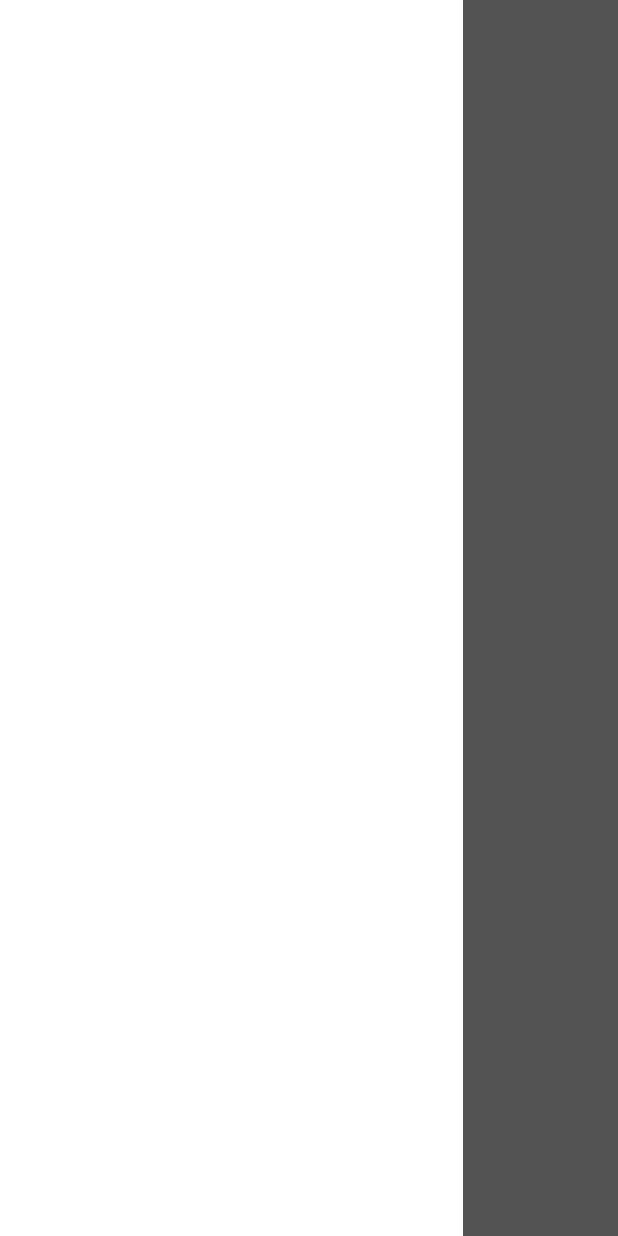
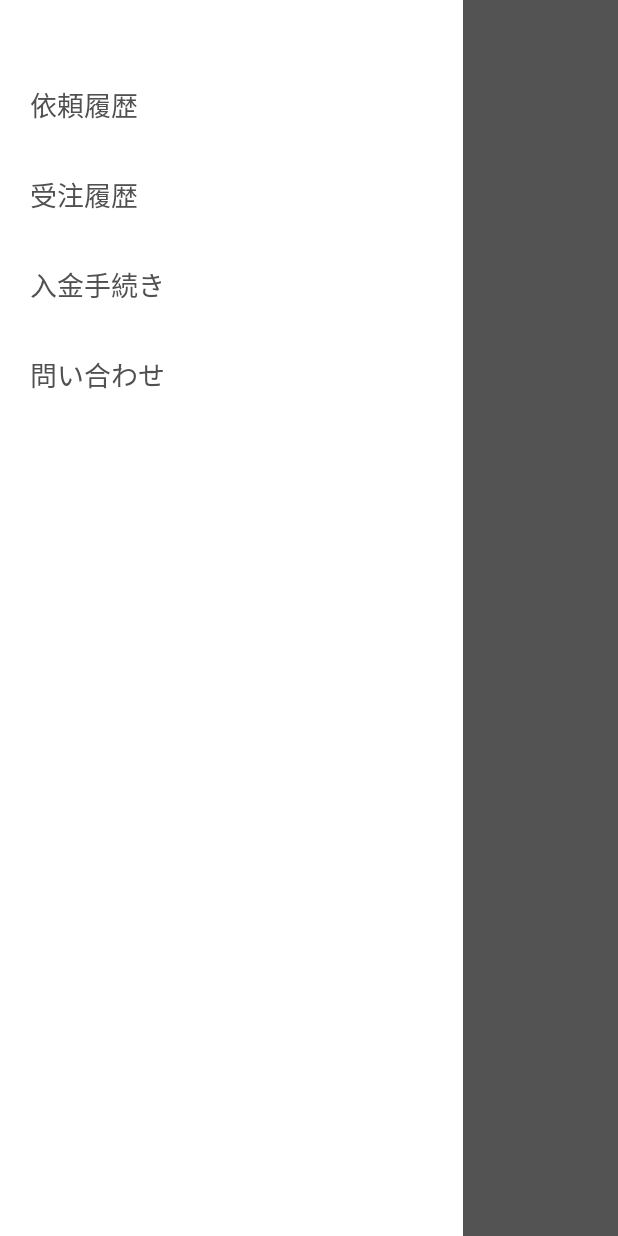
Before and after one commit to Leapfrog-Software/Putipro_old, an Android app: the layout fragment_menu.xml on its own in the app's theme, with its tools: preview values and no code run, on a phone screen of 412 x 824 dp. Run offline under Robolectric (Android 15) with nearby library versions, the phone set to English and light mode, and no system bars.

Commit message:
[Android] メニュー系画面のデザイン修正

```diff
--- a/Android/app/build.gradle
+++ b/Android/app/build.gradle
@@ -7,7 +7,7 @@ android {
         minSdkVersion 21
         targetSdkVersion 26
         versionCode 1
-        versionName "1.0"
+        versionName "0.0.1"
         testInstrumentationRunner "android.support.test.runner.AndroidJUnitRunner"
     }
     buildTypes {
--- a/Android/app/src/main/res/layout/fragment_menu.xml
+++ b/Android/app/src/main/res/layout/fragment_menu.xml
@@ -11,16 +11,61 @@
         android:background="#0000"
         android:orientation="horizontal">
 
-        <FrameLayout
+        <LinearLayout
             android:id="@+id/moveLayout"
             android:layout_width="0dp"
             android:layout_weight="3"
             android:layout_height="match_parent"
-            android:background="#fff">
+            android:background="#fff"
+            android:orientation="vertical">
+
+            <Button
+                android:id="@+id/offerHistoryButton"
+                android:layout_width="match_parent"
+                android:layout_height="60dp"
+                android:text="依頼履歴"
+                android:textSize="18dp"
+                android:textColor="#505050"
+                android:textAlignment="textStart"
+                android:background="#0000"
+                android:layout_marginTop="40dp"
+                android:layout_marginLeft="20dp"/>
+
+            <Button
+                android:id="@+id/receiveHistoryButton"
+                android:layout_width="match_parent"
+                android:layout_height="60dp"
+                android:text="受注履歴"
+                android:textSize="18dp"
+                android:textColor="#505050"
+                android:textAlignment="textStart"
+                android:background="#0000"
+                android:layout_marginLeft="20dp"/>
+
+            <Button
+                android:id="@+id/paymentButton"
+                android:layout_width="match_parent"
+                android:layout_height="60dp"
+                android:text="入金手続き"
+                android:textSize="18dp"
+                android:textColor="#505050"
+                android:textAlignment="textStart"
+                android:background="#0000"
+                android:layout_marginLeft="20dp"/>
+
+            <Button
+                android:id="@+id/questionButton"
+                android:layout_width="match_parent"
+                android:layout_height="60dp"
+                android:text="問い合わせ"
+                android:textSize="18dp"
+                android:textColor="#505050"
+                android:textAlignment="textStart"
+                android:background="#0000"
+                android:layout_marginLeft="20dp"/>
 
 
-
-        </FrameLayout>
+        </LinearLayout>
 
         <Button
             android:id="@+id/closeButton"
--- a/Android/app/src/main/res/layout/fragment_registration_interview.xml
+++ b/Android/app/src/main/res/layout/fragment_registration_interview.xml
@@ -3,7 +3,8 @@
     android:layout_width="match_parent"
     android:layout_height="match_parent"
     android:id="@+id/rootLayout"
-    android:background="#fff">
+    android:background="#fff"
+    android:clickable="true">
 
     <LinearLayout
         android:layout_width="match_parent"
--- a/Android/app/src/main/res/layout/fragment_registration_profile.xml
+++ b/Android/app/src/main/res/layout/fragment_registration_profile.xml
@@ -3,7 +3,8 @@
     android:layout_width="match_parent"
     android:layout_height="match_parent"
     android:id="@+id/rootLayout"
-    android:background="#fff">
+    android:background="#fff"
+    android:clickable="true">
 
     <LinearLayout
         android:layout_width="match_parent"
--- a/Android/app/src/main/res/layout/fragment_registration_terms.xml
+++ b/Android/app/src/main/res/layout/fragment_registration_terms.xml
@@ -3,7 +3,8 @@
     android:layout_width="match_parent"
     android:layout_height="match_parent"
     android:id="@+id/rootLayout"
-    android:background="#fff">
+    android:background="#fff"
+    android:clickable="true">
 
     <LinearLayout
         android:layout_width="match_parent"
--- a/Android/app/src/main/res/values/colors.xml
+++ b/Android/app/src/main/res/values/colors.xml
@@ -8,6 +8,8 @@
     <color name="headerTitleColor">#303030</color>
     <color name="headerColorOffer">#F1F8E5</color>
     <color name="headerColorRegistration">#F5EDFC</color>
+    <color name="headerColorMenu">#FFFFE3</color>
+
 
     <color name="mainBlue">#094A9C</color>
 
```
Also changed, not shown: Android/app/src/main/java/leapfrog_inc/putipro/Fragment/Menu/FragmentInquiry.java (added, +69 -0 lines), Android/app/src/main/java/leapfrog_inc/putipro/Fragment/Menu/MenuFragment.java (+38 -2 lines), Android/app/src/main/java/leapfrog_inc/putipro/Fragment/Menu/MenuTemporaryFragment.java (added, +59 -0 lines), Android/app/src/main/res/layout/fragment_inquiry.xml (added, +93 -0 lines), Android/app/src/main/res/layout/fragment_menu_temporary.xml (added, +58 -0 lines).
